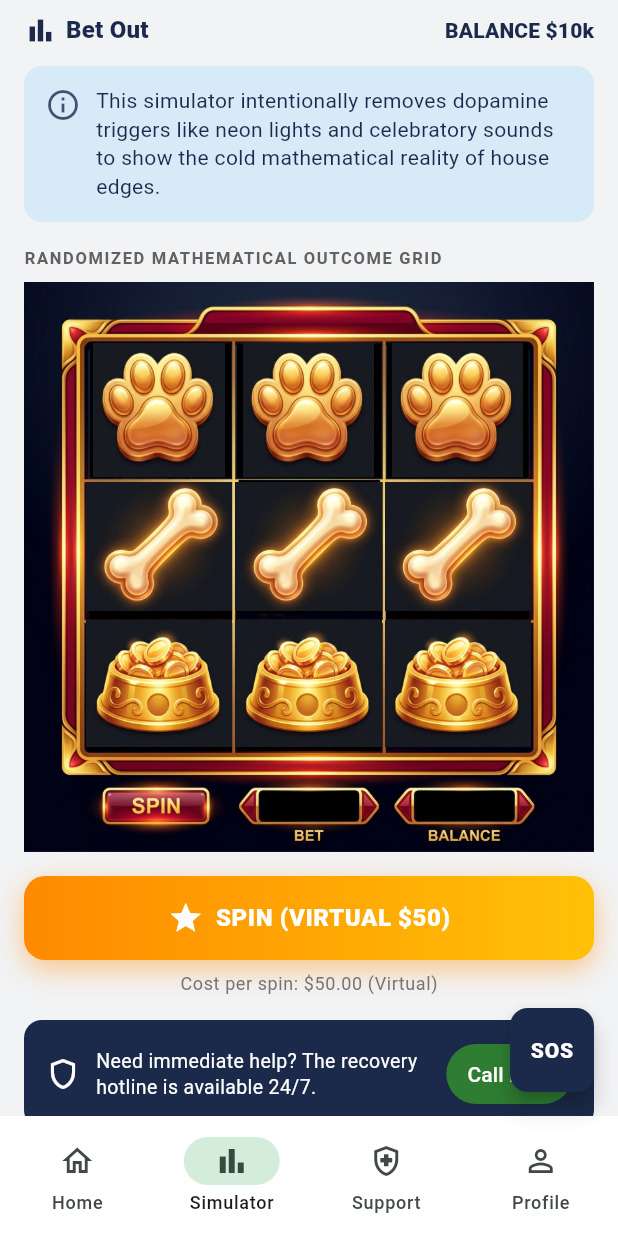
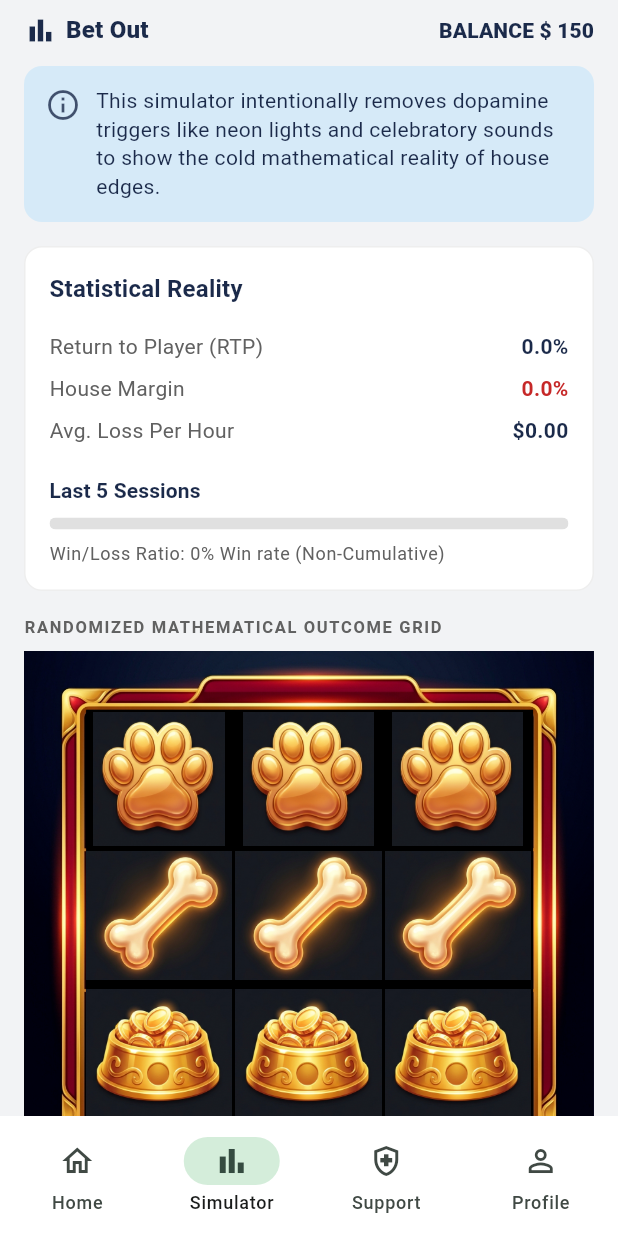
Before and after one commit to alexrodrigues/bet_out_app, a Flutter app: the screen it shows after launch, on a phone screen of 412 x 824 dp. Run offline on Flutter 3.47's test engine with Material 3 defaults, Android fonts, the phone set to English and light mode, and no system bars; our stand-ins replace bloc, equatable, flutter_bloc, get_it, injectable, shared_preferences.

Commit message:
Implement URL launcher integration and update simulator functionality. Added support for URL launching across platforms and modified simulator provider to track total wagered and returned amounts. Adjusted localization strings and UI elements for better user experience. Updated tests to reflect changes in simulator logic and initial balance settings.

```diff
--- a/lib/api/providers/simulator_provider.dart
+++ b/lib/api/providers/simulator_provider.dart
@@ -13,25 +13,33 @@ import '../model/spin_result_dto.dart';
 class SimulatorProvider {
   SimulatorProvider(this._prefs);
 
-  static const startingBalance = 10000.0;
+  static const startingBalance = 150.0;
   static const defaultBet = 50.0;
-  static const rtpPercent = 92.4;
-  static const houseMarginPercent = 7.6;
-  static const avgLossPerHour = 42.50;
   static const winMultiplier = 3.0;
   static const recentLimit = 5;
 
-  /// With 3× payout, p ≈ 0.308 yields RTP ≈ 92.4%.
-  static const winProbability = rtpPercent / (winMultiplier * 100);
+  /// Target long-run RTP ~92.4% with 3× payout ⇒ p ≈ 0.308.
+  static const targetRtpPercent = 92.4;
+  static const winProbability = targetRtpPercent / (winMultiplier * 100);
 
-  static const _balanceKey = 'simulator_balance';
-  static const _outcomesKey = 'simulator_recent_outcomes';
+  static const _balanceKey = 'simulator_balance_v2';
+  static const _outcomesKey = 'simulator_recent_outcomes_v2';
+  static const _wageredKey = 'simulator_total_wagered_v2';
+  static const _returnedKey = 'simulator_total_returned_v2';
+  static const _sessionStartedKey = 'simulator_session_started_ms_v2';
 
   final SharedPreferences _prefs;
   Random _random = Random();
 
   @visibleForTesting
   set debugRandom(Random value) => _random = value;
+
+  @visibleForTesting
+  set debugNowMs(int? value) => _nowMsOverride = value;
+
+  int? _nowMsOverride;
+
+  int get _nowMs => _nowMsOverride ?? DateTime.now().millisecondsSinceEpoch;
 
   Future<double> getBalance() async {
     return _prefs.getDouble(_balanceKey) ?? startingBalance;
@@ -44,9 +52,26 @@ class SimulatorProvider {
     return decoded.map((e) => e as bool).toList();
   }
 
+  Future<double> getTotalWagered() async {
+    return _prefs.getDouble(_wageredKey) ?? 0;
+  }
+
+  Future<double> getTotalReturned() async {
+    return _prefs.getDouble(_returnedKey) ?? 0;
+  }
+
   Future<SimulatorStatsDto> fetchStats() async {
     final outcomes = await getRecentOutcomes();
     final wins = outcomes.where((w) => w).length;
+    final wagered = await getTotalWagered();
+    final returned = await getTotalReturned();
+
+    final rtpPercent = wagered <= 0 ? 0.0 : (returned / wagered) * 100;
+    final houseMarginPercent = wagered <= 0 ? 0.0 : 100 - rtpPercent;
+    final avgLossPerHour = await _avgLossPerHour(
+      netLoss: wagered - returned,
+    );
+
     return SimulatorStatsDto(
       balance: await getBalance(),
       rtpPercent: rtpPercent,
@@ -57,11 +82,23 @@ class SimulatorProvider {
     );
   }
 
+  Future<double> _avgLossPerHour({required double netLoss}) async {
+    final startedAt = _prefs.getInt(_sessionStartedKey);
+    if (startedAt == null || netLoss <= 0) return 0;
+
+    final elapsedMs = (_nowMs - startedAt).clamp(0, 1 << 62);
+    // Use at least 1 minute so short demos don't explode the rate.
+    final elapsedHours = max(elapsedMs / 3600000.0, 1 / 60.0);
+    return netLoss / elapsedHours;
+  }
+
   Future<SpinResultDto> spin({double betAmount = defaultBet}) async {
     final balance = await getBalance();
     if (balance < betAmount) {
       throw StateError('insufficient_balance');
     }
+
+    await _ensureSessionStarted();
 
     final isWin = _random.nextDouble() < winProbability;
     final payout = isWin ? betAmount * winMultiplier : 0.0;
@@ -69,6 +106,14 @@ class SimulatorProvider {
     final symbols = _symbolsForOutcome(isWin);
 
     await _prefs.setDouble(_balanceKey, balanceAfter);
+    await _prefs.setDouble(
+      _wageredKey,
+      (await getTotalWagered()) + betAmount,
+    );
+    await _prefs.setDouble(
+      _returnedKey,
+      (await getTotalReturned()) + payout,
+    );
     await _appendOutcome(isWin);
 
     return SpinResultDto(
@@ -78,6 +123,12 @@ class SimulatorProvider {
       balanceAfter: balanceAfter,
       betAmount: betAmount,
     );
+  }
+
+  Future<void> _ensureSessionStarted() async {
+    if (_prefs.getInt(_sessionStartedKey) == null) {
+      await _prefs.setInt(_sessionStartedKey, _nowMs);
+    }
   }
 
   List<int> _symbolsForOutcome(bool isWin) {
--- a/lib/core/localization/app_localizations.dart
+++ b/lib/core/localization/app_localizations.dart
@@ -32,8 +32,6 @@ class AppLocalizations {
       'navSimulator': 'Simulator',
       'navSupport': 'Support',
       'navProfile': 'Profile',
-      'sos': 'SOS',
-      'sosComingSoon': 'SOS support will be available soon.',
       'balanceLabel': 'BALANCE',
       'simulatorIntent':
           'This simulator intentionally removes dopamine triggers like neon lights and celebratory sounds to show the cold mathematical reality of house edges.',
@@ -46,16 +44,18 @@ class AppLocalizations {
       'spinResultLoss':
           'The algorithm forced a loss. Your virtual balance decreased. In real life, the house edge is designed to drain your wallet.',
       'hotlineMessage':
-          'Need immediate help? The recovery hotline is available 24/7.',
-      'callNow': 'Call Now',
-      'hotlineComingSoon': 'Hotline number will be configured soon.',
+          'Need immediate help? There are therapists how can help you right now',
+      'learnMore': 'Learn more',
+      'unableToOpenLink': 'Unable to open link.',
       'statisticalReality': 'Statistical Reality',
       'rtpLabel': 'Return to Player (RTP)',
       'houseMarginLabel': 'House Margin',
       'avgLossPerHourLabel': 'Avg. Loss Per Hour',
       'lastFiveSessions': 'Last 5 Sessions',
       'winLossRatio': 'Win/Loss Ratio: {rate}% Win rate (Non-Cumulative)',
-      'insufficientBalance': 'Not enough virtual balance to spin.',
+      'insufficientBalance': 'Not enough balance for now',
+      'insufficientBalanceTitle': 'Out of balance',
+      'ok': 'OK',
       'simulatorLoadError': 'Unable to load simulator.',
       'simulatorSpinError': 'Unable to complete spin.',
     },
@@ -72,8 +72,6 @@ class AppLocalizations {
       'navSimulator': 'Simulador',
       'navSupport': 'Apoio',
       'navProfile': 'Perfil',
-      'sos': 'SOS',
-      'sosComingSoon': 'O suporte SOS estará disponível em breve.',
       'balanceLabel': 'SALDO',
       'simulatorIntent':
           'Este simulador remove de propósito gatilhos de dopamina como neon e sons de celebração para mostrar a realidade matemática fria da margem da casa.',
@@ -87,9 +85,9 @@ class AppLocalizations {
       'spinResultLoss':
           'O algoritmo forçou uma perda. Seu saldo virtual diminuiu. Na vida real, a margem da casa é desenhada para drenar sua carteira.',
       'hotlineMessage':
-          'Precisa de ajuda imediata? A linha de recuperação está disponível 24/7.',
-      'callNow': 'Ligar agora',
-      'hotlineComingSoon': 'O número da linha será configurado em breve.',
+          'Precisa de ajuda imediata? Há terapeutas que podem te ajudar agora',
+      'learnMore': 'Saiba mais',
+      'unableToOpenLink': 'Não foi possível abrir o link.',
       'statisticalReality': 'Realidade estatística',
       'rtpLabel': 'Retorno ao jogador (RTP)',
       'houseMarginLabel': 'Margem da casa',
@@ -97,7 +95,9 @@ class AppLocalizations {
       'lastFiveSessions': 'Últimas 5 sessões',
       'winLossRatio':
           'Razão ganho/perda: {rate}% taxa de vitória (não cumulativa)',
-      'insufficientBalance': 'Saldo virtual insuficiente para girar.',
+      'insufficientBalance': 'Saldo insuficiente por enquanto',
+      'insufficientBalanceTitle': 'Sem saldo',
+      'ok': 'OK',
       'simulatorLoadError': 'Não foi possível carregar o simulador.',
       'simulatorSpinError': 'Não foi possível concluir o giro.',
     },
@@ -120,8 +120,6 @@ class AppLocalizations {
   String get navSimulator => _text('navSimulator');
   String get navSupport => _text('navSupport');
   String get navProfile => _text('navProfile');
-  String get sos => _text('sos');
-  String get sosComingSoon => _text('sosComingSoon');
   String get balanceLabel => _text('balanceLabel');
   String get simulatorIntent => _text('simulatorIntent');
   String get outcomeGridTitle => _text('outcomeGridTitle');
@@ -131,8 +129,8 @@ class AppLocalizations {
   String get spinResultWin => _text('spinResultWin');
   String get spinResultLoss => _text('spinResultLoss');
   String get hotlineMessage => _text('hotlineMessage');
-  String get callNow => _text('callNow');
-  String get hotlineComingSoon => _text('hotlineComingSoon');
+  String get learnMore => _text('learnMore');
+  String get unableToOpenLink => _text('unableToOpenLink');
   String get statisticalReality => _text('statisticalReality');
   String get rtpLabel => _text('rtpLabel');
   String get houseMarginLabel => _text('houseMarginLabel');
@@ -141,6 +139,8 @@ class AppLocalizations {
   String winLossRatio(String rate) =>
       _text('winLossRatio').replaceAll('{rate}', rate);
   String get insufficientBalance => _text('insufficientBalance');
+  String get insufficientBalanceTitle => _text('insufficientBalanceTitle');
+  String get ok => _text('ok');
   String get simulatorLoadError => _text('simulatorLoadError');
   String get simulatorSpinError => _text('simulatorSpinError');
 }
--- a/lib/design_system/widget/bo_theme.dart
+++ b/lib/design_system/widget/bo_theme.dart
@@ -16,7 +16,7 @@ class BoColors {
   static const Color houseMargin = Color(0xFFC62828);
   static const Color spinStart = Color(0xFFFF8A00);
   static const Color spinEnd = Color(0xFFFFC107);
-  static const Color callNow = Color(0xFF2E7D32);
+  static const Color helpBanner = Color(0xFF9C27B0);
   static const Color winRateFill = Color(0xFF66BB6A);
 }
 
--- a/lib/features/shell/presentation/app_shell_screen.dart
+++ b/lib/features/shell/presentation/app_shell_screen.dart
@@ -31,23 +31,6 @@ class _AppShellScreenState extends State<AppShellScreen> {
           _StubTab(icon: Icons.health_and_safety_outlined),
           _StubTab(icon: Icons.person_outline),
         ],
-      ),
-      floatingActionButton: FloatingActionButton(
-        onPressed: () {
-          ScaffoldMessenger.of(context).showSnackBar(
-            SnackBar(content: Text(l10n.sosComingSoon)),
-          );
-        },
-        backgroundColor: BoColors.navy,
-        foregroundColor: Colors.white,
-        shape: RoundedRectangleBorder(borderRadius: BorderRadius.circular(12)),
-        child: Text(
-          l10n.sos,
-          style: const TextStyle(
-            fontWeight: FontWeight.w800,
-            letterSpacing: 0.5,
-          ),
-        ),
       ),
       bottomNavigationBar: NavigationBar(
         selectedIndex: _currentIndex,
--- a/lib/features/simulator/presentation/bloc/simulator_event.dart
+++ b/lib/features/simulator/presentation/bloc/simulator_event.dart
@@ -18,3 +18,7 @@ final class SpinPressed extends SimulatorEvent {
 final class SpinAnimationCompleted extends SimulatorEvent {
   const SpinAnimationCompleted();
 }
+
+final class BalanceAlarmDismissed extends SimulatorEvent {
+  const BalanceAlarmDismissed();
+}
--- a/lib/features/simulator/presentation/bloc/simulator_state.dart
+++ b/lib/features/simulator/presentation/bloc/simulator_state.dart
@@ -22,7 +22,7 @@ final class SimulatorIdle extends SimulatorState {
     this.lastResult,
     this.pendingResult,
     this.isSpinning = false,
-    this.errorMessageKey,
+    this.showBalanceAlarm = false,
   });
 
   final SimulatorStatsViewObject stats;
@@ -30,7 +30,7 @@ final class SimulatorIdle extends SimulatorState {
   final SpinResultViewObject? lastResult;
   final SpinResultViewObject? pendingResult;
   final bool isSpinning;
-  final String? errorMessageKey;
+  final bool showBalanceAlarm;
 
   @override
   List<Object?> get props => [
@@ -39,7 +39,7 @@ final class SimulatorIdle extends SimulatorState {
         lastResult,
         pendingResult,
         isSpinning,
-        errorMessageKey,
+        showBalanceAlarm,
       ];
 }
 
--- a/lib/features/simulator/presentation/simulator_screen.dart
+++ b/lib/features/simulator/presentation/simulator_screen.dart
@@ -40,14 +40,7 @@ class _SimulatorView extends StatelessWidget {
   }
 
   String _formatBalance(double value) {
-    if (value >= 1000) {
-      final k = value / 1000;
-      if (k == k.roundToDouble()) {
-        return '\$${k.toStringAsFixed(0)}k';
-      }
-      return '\$${k.toStringAsFixed(1)}k';
-    }
-    return '\$${value.toStringAsFixed(0)}';
+    return '\$ ${value.toStringAsFixed(0)}';
   }
 
   @override
@@ -56,16 +49,34 @@ class _SimulatorView extends StatelessWidget {
 
     return SafeArea(
       child: BlocConsumer<SimulatorBloc, SimulatorState>(
+        listenWhen: (previous, current) {
+          final wasShowing = previous is SimulatorIdle && previous.showBalanceAlarm;
+          final isShowing = current is SimulatorIdle && current.showBalanceAlarm;
+          return isShowing && !wasShowing;
+        },
         listener: (context, state) {
-          if (state is SimulatorIdle && state.errorMessageKey != null) {
-            ScaffoldMessenger.of(context).showSnackBar(
-              SnackBar(
-                content: Text(
-                  _resolveMessage(l10n, state.errorMessageKey),
-                ),
-              ),
-            );
-          }
+          if (state is! SimulatorIdle || !state.showBalanceAlarm) return;
+          showDialog<void>(
+            context: context,
+            barrierDismissible: false,
+            builder: (dialogContext) {
+              return AlertDialog(
+                title: Text(l10n.insufficientBalanceTitle),
+                content: Text(l10n.insufficientBalance),
+                actions: [
+                  TextButton(
+                    onPressed: () {
+                      Navigator.of(dialogContext).pop();
+                      context
+                          .read<SimulatorBloc>()
+                          .add(const BalanceAlarmDismissed());
+                    },
+                    child: Text(l10n.ok),
+                  ),
+                ],
+              );
+            },
+          );
         },
         builder: (context, state) {
           if (state is SimulatorLoading || state is SimulatorInitial) {
@@ -135,6 +146,8 @@ class _SimulatorView extends StatelessWidget {
                   children: [
                     const IntentBanner(),
                     const SizedBox(height: 16),
+                    StatsCard(stats: state.stats),
+                    const SizedBox(height: 16),
                     Text(
                       l10n.outcomeGridTitle,
                       style: Theme.of(context).textTheme.labelSmall?.copyWith(
@@ -175,6 +188,8 @@ class _SimulatorView extends StatelessWidget {
                       ),
                     ],
                     const SizedBox(height: 16),
+                    const HotlineBanner(),
+                    const SizedBox(height: 16),
                     SpinButton(
                       enabled: !state.isSpinning &&
                           state.displayBalance >= 50,
@@ -184,10 +199,6 @@ class _SimulatorView extends StatelessWidget {
                             .add(const SpinPressed());
                       },
                     ),
-                    const SizedBox(height: 16),
-                    const HotlineBanner(),
-                    const SizedBox(height: 16),
-                    StatsCard(stats: state.stats),
                   ],
                 ),
               ),
--- a/pubspec.yaml
+++ b/pubspec.yaml
@@ -21,6 +21,7 @@ dependencies:
   bloc: ^9.2.1
   equatable: ^2.0.5
   cupertino_icons: ^1.0.6
+  url_launcher: ^6.1.7
 
 dev_dependencies:
   flutter_test:
```
Also changed, not shown: lib/features/simulator/presentation/bloc/simulator_bloc.dart (+27 -4 lines), lib/features/simulator/presentation/widgets/hotline_banner.dart (+23 -9 lines), lib/assets/il_game_board.png, pubspec.lock, 7 other files.
